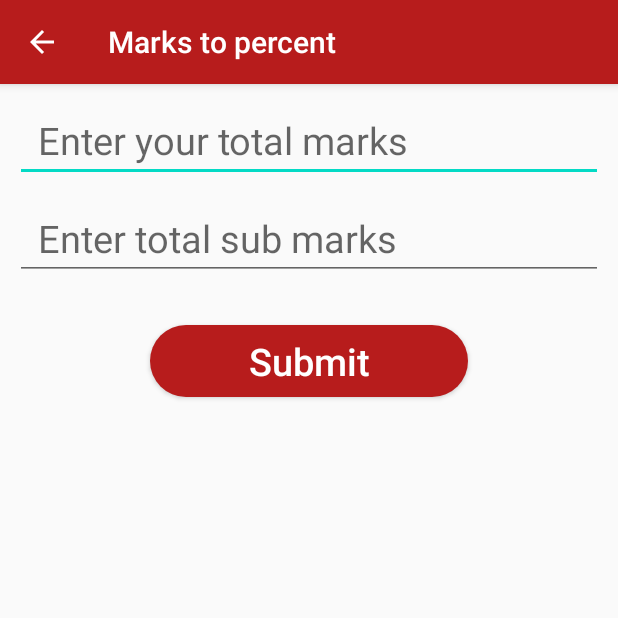
After one commit to Hussain8891/Easy-Convater, an Android app: the Exammarks screen opened directly, with no data from a screen before it, on a phone screen of 412 x 824 dp, the top half of it. The commit adds this screen. Run offline under Robolectric (Android 15) with nearby library versions, the phone set to English and light mode, and no system bars.

Commit message:
initial commit

```diff
--- a/app/src/main/AndroidManifest.xml
+++ b/app/src/main/AndroidManifest.xml
@@ -9,9 +9,15 @@
         android:roundIcon="@mipmap/ic_launcher_round"
         android:supportsRtl="true"
         android:theme="@style/AppTheme">
-        <activity android:name=".meter_to_inch" android:parentActivityName=".MainActivity"></activity>
+        <activity android:name=".Exammarks"
+            android:parentActivityName=".MainActivity"
+            android:label="@string/marks"></activity>
+        <activity
+            android:name=".meter_to_inch"
+            android:parentActivityName=".MainActivity" />
         <activity
             android:name=".dollar"
+            android:label="@string/dollar"
             android:parentActivityName=".MainActivity" />
         <activity android:name=".MainActivity">
             <intent-filter>
--- /dev/null
+++ b/app/src/main/java/hussainshaikh/com/easyconverter/Exammarks.java
@@ -0,0 +1,43 @@
+package hussainshaikh.com.easyconverter;
+
+import androidx.appcompat.app.AppCompatActivity;
+
+import android.os.Bundle;
+import android.view.View;
+import android.widget.Button;
+import android.widget.EditText;
+import android.widget.TextView;
+import android.widget.Toast;
+
+public class Exammarks extends AppCompatActivity {
+    EditText enter_marks,total_marks;
+    Button submitbtn;
+    TextView result;
+
+    @Override
+    protected void onCreate(Bundle savedInstanceState) {
+        super.onCreate(savedInstanceState);
+        setContentView(R.layout.activity_exammarks);
+
+        enter_marks = (EditText) findViewById(R.id.enter_marks);
+        total_marks = (EditText) findViewById(R.id.enter_subject_marks);
+        result = (TextView) findViewById(R.id.result_text);
+        submitbtn = (Button) findViewById(R.id.submit_btn);
+
+        submitbtn.setOnClickListener(new View.OnClickListener() {
+            @Override
+            public void onClick(View v) {
+                if (enter_marks.getText().toString().isEmpty() || total_marks.getText().toString().isEmpty()){
+                    Toast.makeText(Exammarks.this, "Please enter valid input", Toast.LENGTH_SHORT).show();
+                }else{
+                    float marks = Float.parseFloat(enter_marks.getText().toString());
+                    float percent = marks * 100;
+                    float answer = percent/Float.parseFloat(total_marks.getText().toString());
+
+                    result.setText(Float.toString(answer));
+
+                }
+            }
+        });
+    }
+}
--- a/app/src/main/java/hussainshaikh/com/easyconverter/MainActivity.java
+++ b/app/src/main/java/hussainshaikh/com/easyconverter/MainActivity.java
@@ -8,7 +8,7 @@ import android.view.View;
 import android.widget.Button;
 
 public class MainActivity extends AppCompatActivity {
-    Button button1,meterToinches;
+    Button button1,meterToinches,marks_btn;
 
 
     @Override
@@ -18,6 +18,7 @@ public class MainActivity extends AppCompatActivity {
 
         button1 = (Button) findViewById(R.id.dollar_btn1);
         meterToinches = (Button) findViewById(R.id.meter_btn);
+        marks_btn = (Button) findViewById(R.id.marks_btn);
 
 
 
@@ -34,6 +35,13 @@ public class MainActivity extends AppCompatActivity {
                 startActivity(new Intent(getApplicationContext(),meter_to_inch.class));
             }
         });
+        marks_btn.setOnClickListener(new View.OnClickListener() {
+            @Override
+            public void onClick(View v) {
+                Intent intent = new Intent(getApplicationContext(),Exammarks.class);
+                startActivity(intent);
+            }
+        });
 
 
     }
--- /dev/null
+++ b/app/src/main/res/layout/activity_exammarks.xml
@@ -0,0 +1,56 @@
+<?xml version="1.0" encoding="utf-8"?>
+<LinearLayout xmlns:android="http://schemas.android.com/apk/res/android"
+    xmlns:app="http://schemas.android.com/apk/res-auto"
+    xmlns:tools="http://schemas.android.com/tools"
+    android:layout_width="match_parent"
+    android:layout_height="match_parent"
+    tools:context=".Exammarks"
+    android:orientation="vertical"
+    android:padding="10dp">
+
+    <EditText
+        android:id="@+id/enter_marks"
+        android:layout_width="match_parent"
+        android:layout_height="wrap_content"
+        android:hint="Enter your total marks"
+        android:textSize="25sp"
+        android:paddingLeft="15dp"
+        android:textColor="#000000"
+        android:inputType="number"/>
+
+    <EditText
+        android:id="@+id/enter_subject_marks"
+        android:layout_width="match_parent"
+        android:layout_height="wrap_content"
+        android:hint="Enter total sub marks"
+        android:textSize="25sp"
+        android:paddingLeft="15dp"
+        android:layout_marginTop="10dp"
+        android:textColor="#000000"
+        android:inputType="number"/>
+
+    <Button
+        android:id="@+id/submit_btn"
+        android:layout_width="match_parent"
+        android:layout_height="wrap_content"
+        android:layout_marginRight="90dp"
+        android:layout_marginLeft="90dp"
+        android:text="Submit"
+        android:textAllCaps="false"
+        android:textSize="25sp"
+        android:background="@drawable/rounded_button"
+        android:textColor="#FFFFFF"
+        android:layout_marginTop="30dp"/>
+
+    <TextView
+        android:id="@+id/result_text"
+        android:layout_width="wrap_content"
+        android:layout_height="wrap_content"
+        android:textSize="25sp"
+        android:textColor="#000000"
+        android:layout_gravity="center_horizontal"
+        android:layout_marginTop="30dp"/>
+
+
+
+</LinearLayout>
--- a/app/src/main/res/values/strings.xml
+++ b/app/src/main/res/values/strings.xml
@@ -1,5 +1,6 @@
 <resources>
     <string name="app_name">Easy Converter</string>
 
-    <string name="name">Dollar to rupees</string>
+    <string name="dollar">Dollar to rupees</string>
+    <string name="marks">Marks to percent</string>
 </resources>
```
